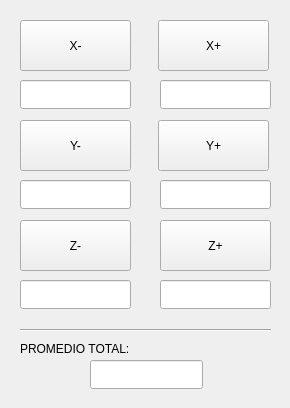
First picture: the form in Vistas/PhWCalibracionAcelerometro.ui, repository dpalominop/PhuruCAD, before the edit.
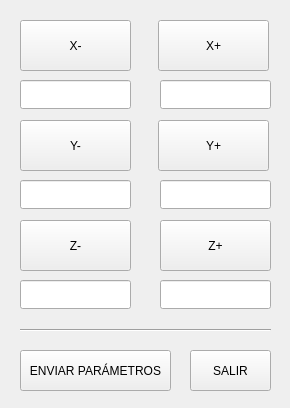
Second picture: the form after the edit.

Commit message: Se ha modificado la ventana de calibración del acelerómetro para incluir el botón de envío de los parámateros calculados.

What changed in the file:
```diff
--- a/Vistas/PhWCalibracionAcelerometro.ui
+++ b/Vistas/PhWCalibracionAcelerometro.ui
@@ -151,16 +151,6 @@
     </rect>
    </property>
   </widget>
-  <widget class="QLineEdit" name="lineEdit_7">
-   <property name="geometry">
-    <rect>
-     <x>90</x>
-     <y>360</y>
-     <width>113</width>
-     <height>29</height>
-    </rect>
-   </property>
-  </widget>
   <widget class="Line" name="line">
    <property name="geometry">
     <rect>
@@ -174,17 +164,30 @@
     <enum>Qt::Horizontal</enum>
    </property>
   </widget>
-  <widget class="QLabel" name="label">
+  <widget class="QPushButton" name="ENVIAR">
    <property name="geometry">
     <rect>
      <x>20</x>
-     <y>340</y>
-     <width>111</width>
-     <height>17</height>
+     <y>350</y>
+     <width>151</width>
+     <height>41</height>
     </rect>
    </property>
    <property name="text">
-    <string>PROMEDIO TOTAL:</string>
+    <string>ENVIAR PARÁMETROS</string>
+   </property>
+  </widget>
+  <widget class="QPushButton" name="SALIR">
+   <property name="geometry">
+    <rect>
+     <x>190</x>
+     <y>350</y>
+     <width>81</width>
+     <height>41</height>
+    </rect>
+   </property>
+   <property name="text">
+    <string>SALIR</string>
    </property>
   </widget>
  </widget>
```
Left out of the diff: 24 changed lines with no effect on the pictures. The commit also changes 2 other files.
